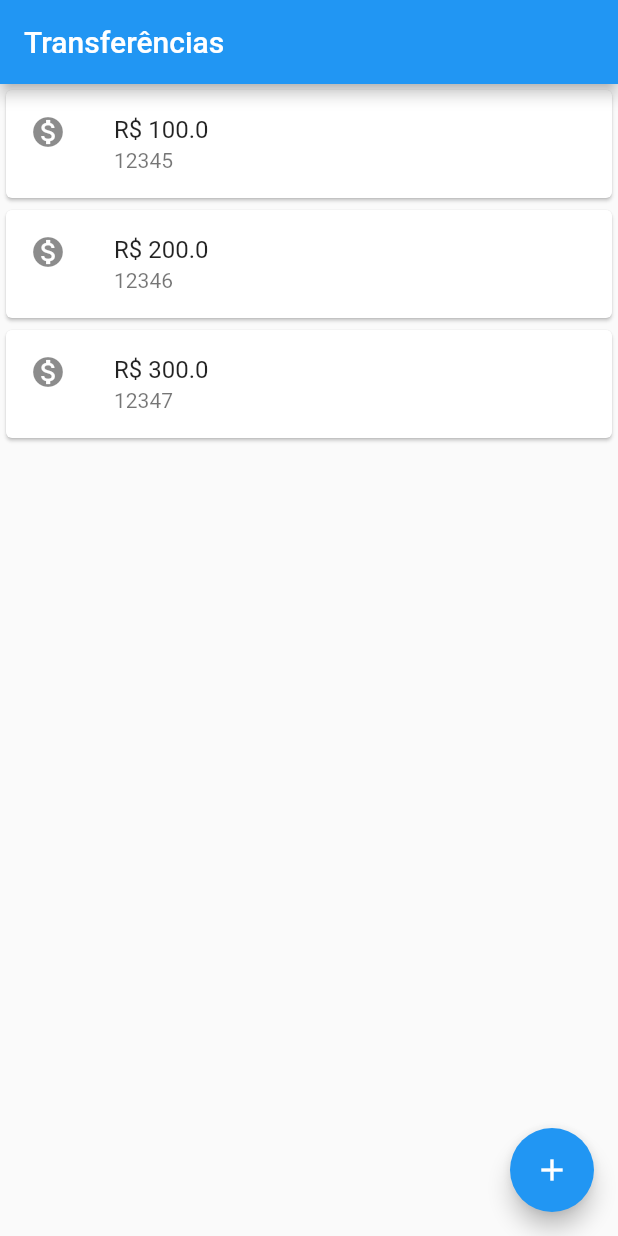
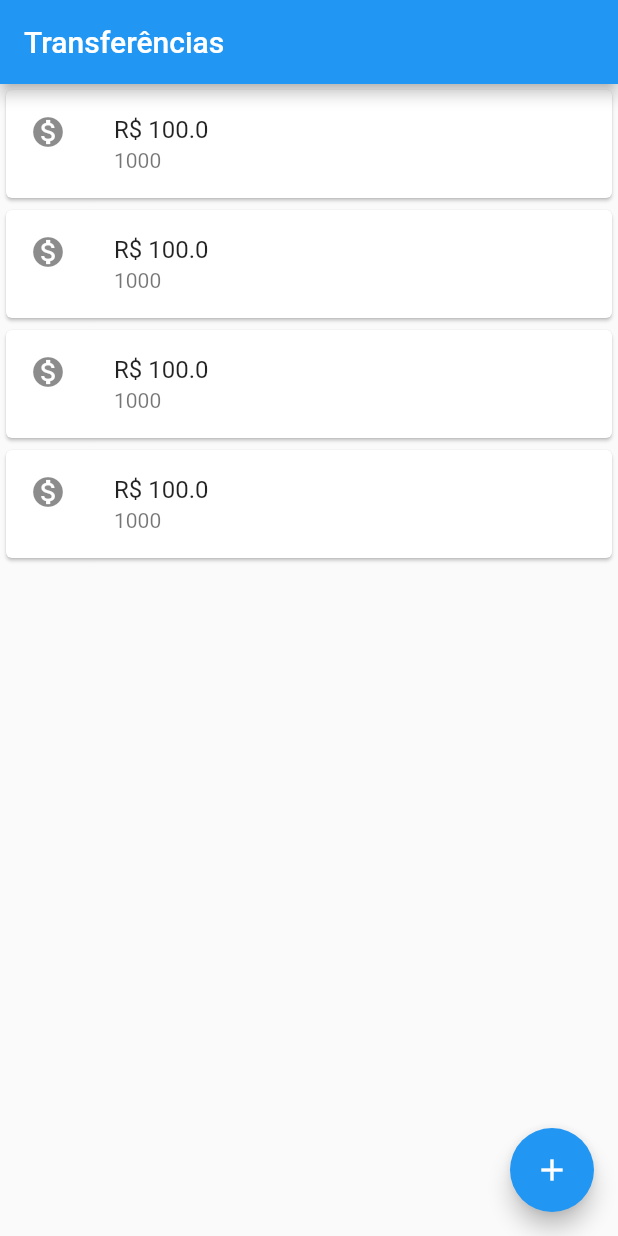
Before and after one commit to Henriquemcc/Aprendendo_Flutter, a Flutter app: the screen it shows after launch, on a phone screen of 412 x 824 dp. Run offline on Flutter 3.47's test engine with Material 2 defaults, Android fonts, the phone set to English and light mode, and no system bars.

Commit message:
Parte 5 da aula 4 do curso Fundamentos de Flutter: Crie o seu primeiro App.

```diff
--- a/bytebank/lib/main.dart
+++ b/bytebank/lib/main.dart
@@ -79,14 +79,14 @@ class FormularioTransferencia extends StatelessWidget {
   void _criarTransferencia(BuildContext context) {
     final String numeroConta =
         int.tryParse(_controladorCampoNumeroConta.text).toString();
-    final double valor =
-        double.tryParse(_controladorCampoValor.text);
+    final double valor = double.tryParse(_controladorCampoValor.text);
     if (numeroConta != null && numeroConta != null) {
       final transferenciaCriada = Transferencia(valor, numeroConta);
       debugPrint('$transferenciaCriada');
       Navigator.pop(context, transferenciaCriada);
       debugPrint('Criando transferência');
-      Scaffold.of(context).showSnackBar(SnackBar(content: Text("$transferenciaCriada")));
+      Scaffold.of(context)
+          .showSnackBar(SnackBar(content: Text("$transferenciaCriada")));
     }
   }
 }
@@ -110,27 +110,35 @@ class ItemTransferencia extends StatelessWidget {
 
 /// Widget da lista de transferências
 class ListaTransferencias extends StatelessWidget {
+  final List<Transferencia> _transferencias = List();
+
   @override
   Widget build(BuildContext context) {
+    _transferencias.add(Transferencia(100.0, '1000'));
+    _transferencias.add(Transferencia(100.0, '1000'));
+    _transferencias.add(Transferencia(100.0, '1000'));
+    _transferencias.add(Transferencia(100.0, '1000'));
     return Scaffold(
       appBar: AppBar(
         title: Text('Transferências'),
       ),
-      body: Column(
-        children: [
-          ItemTransferencia(Transferencia(100.00, "12345")),
-          ItemTransferencia(Transferencia(200.00, "12346")),
-          ItemTransferencia(Transferencia(300.00, "12347")),
-        ],
+      body: ListView.builder(
+        itemCount: _transferencias.length,
+        itemBuilder: (context, indice) {
+          final transferencia = _transferencias[indice];
+          return ItemTransferencia(transferencia);
+        },
       ),
       floatingActionButton: FloatingActionButton(
         onPressed: () {
-          final Future<Transferencia> future = Navigator.push(context, MaterialPageRoute(builder: (context) {
+          final Future<Transferencia> future =
+              Navigator.push(context, MaterialPageRoute(builder: (context) {
             return FormularioTransferencia();
           }));
           future.then((transferenciaRecebida) {
             debugPrint('chegou no them do future');
             debugPrint('$transferenciaRecebida');
+            _transferencias.add(transferenciaRecebida);
           });
         },
         child: Icon(Icons.add),
```
